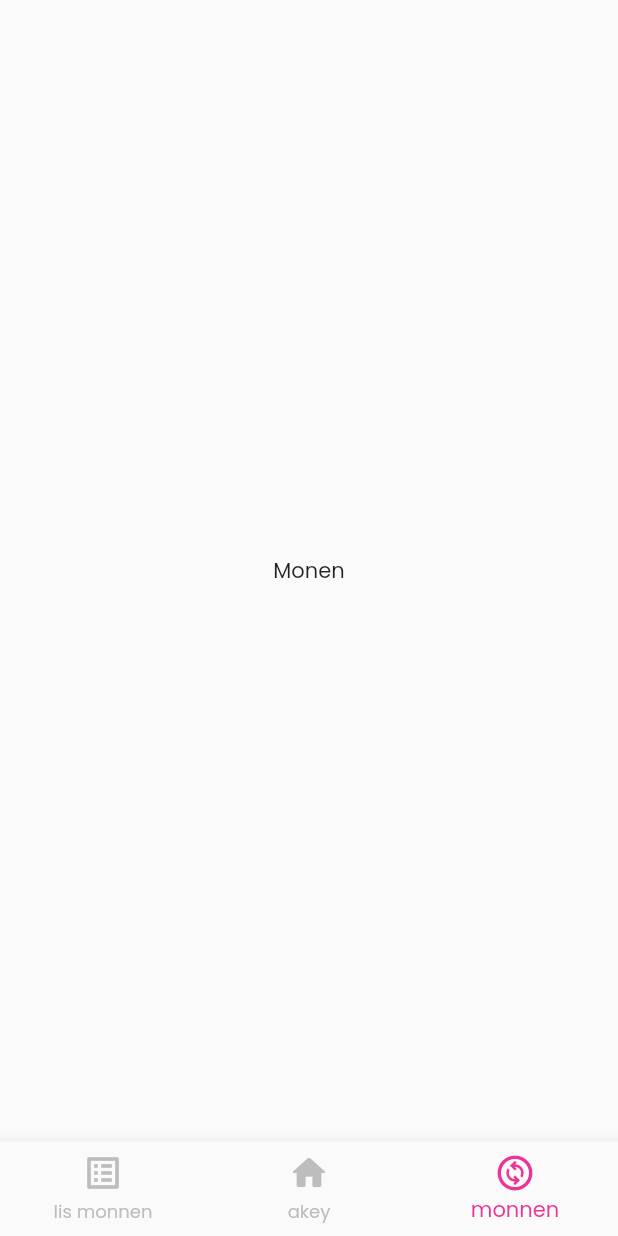
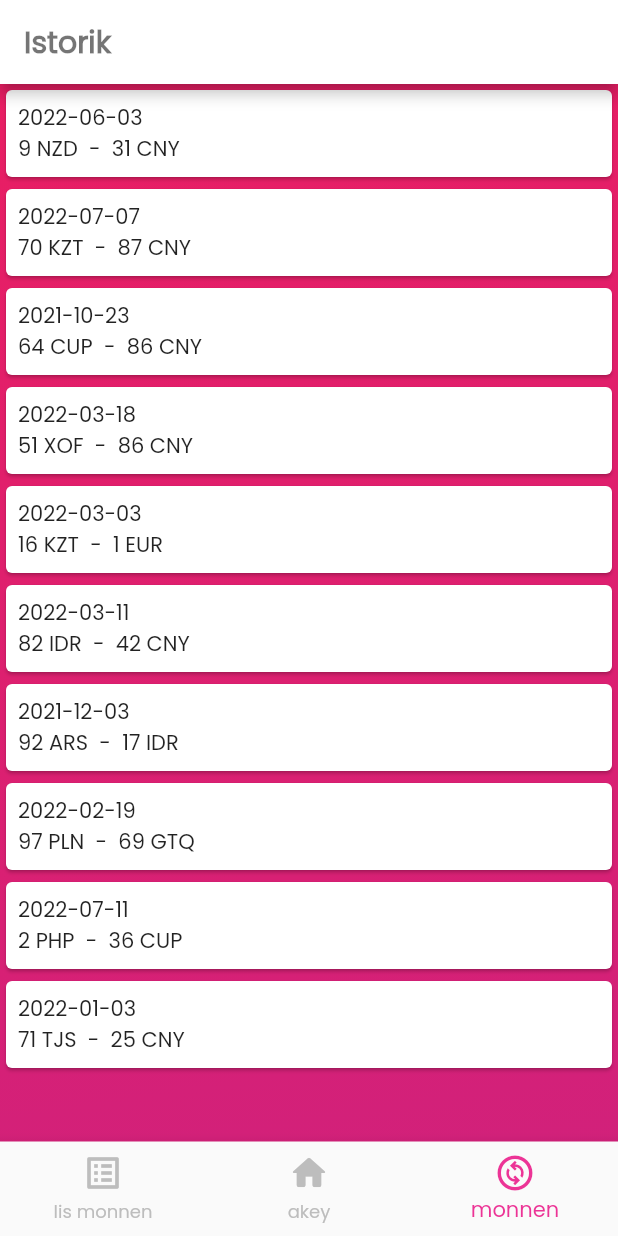
Before and after one commit to hankakee/chanjelajan, a Flutter app: the screen it shows after launch, item 3 of the bottom bar chosen, on a phone screen of 412 x 824 dp. Run offline on Flutter 3.47's test engine with Material 2 defaults, Android fonts, the phone set to English and light mode, and no system bars; our stand-ins replace flutter_secure_storage, sqflite; accounts and stored records are empty; network calls fail.

Commit message:
add serialisation

```diff
--- a/lib/main.dart
+++ b/lib/main.dart
@@ -1,4 +1,5 @@
 import 'package:chanjelajan/models/currencies.dart';
+import 'package:chanjelajan/screens/istorik.dart';
 import 'package:chanjelajan/screens/lismonen.dart';
 import 'package:chanjelajan/service/api.dart';
 import 'package:chanjelajan/service/server_config.dart';
@@ -7,9 +8,13 @@ import 'package:flutter/material.dart';
 import 'utils/alerts.dart';
 import 'dart:convert';
 import 'package:intl/intl.dart';
+import 'package:flutter/services.dart';
 
 void main() {
   WidgetsFlutterBinding.ensureInitialized();
+  SystemChrome.setEnabledSystemUIMode(SystemUiMode.manual, overlays: [
+    SystemUiOverlay.bottom,
+  ]);
   runApp(const MainChange());
 }
 
@@ -51,6 +56,7 @@ class _MyHomePageState extends State<MyHomePage> {
   String dropdownOrigin = "";
   bool loadedCurrencies = false;
   final numberFormat = NumberFormat.currency(locale: 'en_US', symbol: '');
+  bool isConverting = false;
   @override
   void initState() {
     getCurrencies();
@@ -133,36 +139,51 @@ class _MyHomePageState extends State<MyHomePage> {
   }
 
   void _konveti(context) async {
+    setState(() {
+      isConverting = true;
+    });
     try {
       if (originTyped.text == "") {
         Alerts.toast(context, "Danje",
             "Ou sipoze antre on kantite pou konvesyon an fèt!!");
+        setState(() {
+          isConverting = false;
+        });
       } else {
         double parsedPriceOrigin = double.parse(originTyped.text);
 
         if (parsedPriceOrigin <= 0) {
           Alerts.toast(context, "Erè", "Dezole,pa gen konvesyon zero");
+          setState(() {
+            isConverting = false;
+          });
           return;
         }
         if (parsedPriceOrigin > 999999999) {
           Alerts.toast(context, "Danje",
               "Aplikasyon an poko ka konvèti tou kob sa,tan'n on lot vèsyon...");
+          setState(() {
+            isConverting = false;
+          });
           return;
         }
         print(parsedPriceOrigin);
         if (dropdownOrigin == "" || dropdownDestination == "") {
           Alerts.toast(context, "Erè",
               "Domaj ou sipoze chwazi monen pou'w konveti'l...Cheke entenèt ou oubyen rale ekran an desan' pou'w rafrechi...");
+          setState(() {
+            isConverting = false;
+          });
           return;
         } else if (dropdownOrigin == dropdownDestination) {
           Alerts.toast(context, "", "Ou rechwazi anko wi frem");
           setState(() {
+            isConverting = false;
             destinationFound = parsedPriceOrigin;
           });
           return;
         } else {
           //TODO call convert endpoint
-          // https://api.apilayer.com/exchangerates_data/convert?to={to}&from={from}&amount={amount}
           // destinationFound
           // dropdownOrigin
           var resultConvert = await APIService.get(ServerConfig.apiUrl +
@@ -172,18 +193,24 @@ class _MyHomePageState extends State<MyHomePage> {
               dropdownOrigin +
               "&amount=" +
               parsedPriceOrigin.toString());
+
           print("from:  " + dropdownOrigin + " to: " + dropdownDestination);
           print(json.decode(resultConvert));
           var finalConvert = json.decode(resultConvert);
           setState(() {
+            isConverting = false;
             destinationFound = finalConvert['result'];
             print(finalConvert['result']);
           });
         }
       }
     } catch (e) {
+      setState(() {
+        isConverting = false;
+      });
       // print(e);
-      Alerts.toast(context, "Erè", "Domaj saw antre a pa bon");
+      Alerts.toast(context, "Erè",
+          "Domaj cheke entenet ou!! \nSi'w asire'w entenet ou bon ,eseye apre on ti tan anko...");
       print("error catched calling api konveti " + e.toString());
     }
 
@@ -193,6 +220,7 @@ class _MyHomePageState extends State<MyHomePage> {
   @override
   Widget build(BuildContext context) {
     double heightscreen = MediaQuery.of(context).size.height;
+    double widthscreen = MediaQuery.of(context).size.width;
     List<int> firstrow = [7, 8, 9];
     List<int> secondrow = [4, 5, 6];
     List<int> thirdrow = [1, 2, 3];
@@ -207,16 +235,25 @@ class _MyHomePageState extends State<MyHomePage> {
                         color: primarycolor,
                       ),
                     )
-                  : Container(
-                      padding: const EdgeInsets.only(top: 60.0),
+                  : SingleChildScrollView(
+                      child: Container(
+                        height: heightscreen,
+                        color: Colors.white,
+                        padding: const EdgeInsets.only(top: 20.0),
                         child: Container(
                           padding: const EdgeInsets.symmetric(horizontal: 20.0),
-                        // height: heightscreen,
                           width: double.infinity,
                           child: Column(
                             children: [
-                            const SizedBox(),
-                            const Spacer(),
+                              Container(
+                                // color: Colors.amberAccent,
+                                padding: const EdgeInsets.only(top: 10.0),
+                                child: SizedBox(
+                                    height: heightscreen / 3,
+                                    child:
+                                        Image.asset("assets/creditassets.gif")),
+                              ),
+                              // const Spacer(),
                               Container(
                                 child: Row(
                                   children: <Widget>[
@@ -270,7 +307,8 @@ class _MyHomePageState extends State<MyHomePage> {
                                           ),
                                           // elevation: 50,
                                           style: TextStyle(
-                                            color: primarycolor, fontSize: 24),
+                                              color: primarycolor,
+                                              fontSize: 24),
                                           items: tabCurrencies
                                               .map<DropdownMenuItem<String>>(
                                                   (String value) {
@@ -295,7 +333,7 @@ class _MyHomePageState extends State<MyHomePage> {
                               Container(
                                 // padding: const EdgeInsets.symmetric(horizontal: 30.0),
                                 padding: const EdgeInsets.only(
-                                  top: 20.0, bottom: 30.0),
+                                    top: 10.0, bottom: 20.0),
                                 child: Row(
                                   children: [
                                     Flexible(
@@ -305,7 +343,8 @@ class _MyHomePageState extends State<MyHomePage> {
                                         controller: originTyped,
                                         decoration: InputDecoration(
                                           border: const UnderlineInputBorder(),
-                                        labelText: 'Kantite ' + dropdownOrigin,
+                                          labelText:
+                                              'Kantite ' + dropdownOrigin,
                                         ),
                                       ),
                                     ),
@@ -330,16 +369,16 @@ class _MyHomePageState extends State<MyHomePage> {
                                   child: Column(children: [
                                     Container(
                                       child: Row(
-                                        children: List.generate(firstrow.length,
-                                            (index) {
+                                          children: List.generate(
+                                              firstrow.length, (index) {
                                         return Expanded(
                                             child: Container(
                                           height: 50,
                                           child: ElevatedButton(
                                             child: Text(
                                               firstrow[index].toString(),
-                                            style:
-                                                const TextStyle(fontSize: 28.0),
+                                              style: const TextStyle(
+                                                  fontSize: 28.0),
                                             ),
                                             onPressed: () {
                                               setValueOrigin(firstrow[index]);
@@ -365,12 +404,13 @@ class _MyHomePageState extends State<MyHomePage> {
                                               secondrow.length, (index) {
                                         return Expanded(
                                             child: Container(
-                                        height: 50,
+                                          height: 53,
                                           child: ElevatedButton(
                                             child: Text(
                                               secondrow[index].toString(),
-                                            style:
-                                                const TextStyle(fontSize: 28.0),
+                                              style: const TextStyle(
+                                                  fontSize: 28.0,
+                                                  fontWeight: FontWeight.bold),
                                             ),
                                             onPressed: () {
                                               setValueOrigin(secondrow[index]);
@@ -392,16 +432,17 @@ class _MyHomePageState extends State<MyHomePage> {
                                     ),
                                     Container(
                                       child: Row(
-                                        children: List.generate(thirdrow.length,
-                                            (index) {
+                                          children: List.generate(
+                                              thirdrow.length, (index) {
                                         return Expanded(
                                             child: Container(
-                                        height: 50,
+                                          height: 53,
                                           child: ElevatedButton(
                                             child: Text(
                                               thirdrow[index].toString(),
-                                            style:
-                                                const TextStyle(fontSize: 28.0),
+                                              style: const TextStyle(
+                                                  fontSize: 28.0,
+                                                  fontWeight: FontWeight.bold),
                                             ),
                                             onPressed: () {
                                               setValueOrigin(thirdrow[index]);
@@ -423,16 +464,17 @@ class _MyHomePageState extends State<MyHomePage> {
                                     ),
                                     Container(
                                       child: Row(
-                                        children: List.generate(lastrow.length,
-                                            (index) {
+                                          children: List.generate(
+                                              lastrow.length, (index) {
                                         return Expanded(
                                             child: Container(
-                                        height: 50,
+                                          height: 53,
                                           child: ElevatedButton(
                                             child: Text(
                                               lastrow[index].toString(),
-                                            style:
-                                                const TextStyle(fontSize: 28.0),
+                                              style: const TextStyle(
+                                                  fontSize: 28.0,
+                                                  fontWeight: FontWeight.bold),
                                             ),
                                             onPressed: () {
                                               setValueOrigin(lastrow[index]);
@@ -455,11 +497,54 @@ class _MyHomePageState extends State<MyHomePage> {
                                   ])),
                               Container(
                                 margin: const EdgeInsets.only(
-                                  top: 20.0, bottom: 20.0),
+                                    top: 15.0, bottom: 20.0),
                                 width: double.infinity,
                                 child: SizedBox(
                                   height: 60.0,
-                                child: TextButton(
+                                  child: isConverting
+                                      ? TextButton(
+                                          onPressed: null,
+                                          child: Row(
+                                              mainAxisAlignment:
+                                                  MainAxisAlignment.center,
+                                              children: [
+                                                const Padding(
+                                                  padding: EdgeInsets.symmetric(
+                                                      horizontal: 10.0),
+                                                  child: Text(
+                                                    "On ti tan'n",
+                                                    style: TextStyle(
+                                                      color: Colors.blue,
+                                                      fontSize: 18,
+                                                      fontWeight:
+                                                          FontWeight.bold,
+                                                    ),
+                                                  ),
+                                                ),
+                                                SizedBox(
+                                                  height: 50,
+                                                  width: 50,
+                                                  child: Image.asset(
+                                                      "assets/loading.gif"),
+                                                ),
+                                              ]),
+                                          style: ButtonStyle(
+                                              padding:
+                                                  MaterialStateProperty.all<EdgeInsets>(
+                                                      const EdgeInsets.all(0)),
+                                              backgroundColor:
+                                                  MaterialStateProperty.all<Color>(
+                                                      Colors.white),
+                                              foregroundColor:
+                                                  MaterialStateProperty.all<Color>(
+                                                      Colors.blue),
+                                              shape: MaterialStateProperty.all<
+                                                      RoundedRectangleBorder>(
+                                                  RoundedRectangleBorder(
+                                                      borderRadius: BorderRadius.circular(7.0),
+                                                      side: BorderSide(color: Colors.blue)))),
+                                        )
+                                      : TextButton(
                                           child: const Text(
                                             "Konveti",
                                             style: TextStyle(
@@ -468,21 +553,22 @@ class _MyHomePageState extends State<MyHomePage> {
                                             ),
                                           ),
                                           style: ButtonStyle(
-                                        padding:
-                                            MaterialStateProperty.all<EdgeInsets>(
+                                              padding: MaterialStateProperty.all<EdgeInsets>(
                                                   const EdgeInsets.all(0)),
                                               backgroundColor:
                                                   MaterialStateProperty.all<Color>(
-                                                primarycolor),
+                                                      Colors.blue),
                                               foregroundColor:
                                                   MaterialStateProperty.all<Color>(
-                                                const Color.fromRGBO(
-                                                    255, 255, 255, 1)),
+                                                      const Color.fromARGB(
+                                                          255, 255, 255, 255)),
                                               shape: MaterialStateProperty.all<RoundedRectangleBorder>(
                                                   RoundedRectangleBorder(
                                                       borderRadius: BorderRadius.circular(7.0),
-                                                side: const BorderSide(color: Color.fromARGB(255, 173, 173, 173))))),
-                                    onPressed: () {
+                                                      side: const BorderSide(color: Color.fromARGB(255, 255, 255, 255))))),
+                                          onPressed: isConverting
+                                              ? null
+                                              : () {
                                                   _konveti(context);
                                                 }),
                                 ),
@@ -490,8 +576,9 @@ class _MyHomePageState extends State<MyHomePage> {
                             ],
                           ),
                         ),
+                      ),
                     )
-              : (selectedIndex == 0 ? const LisMonen() : const Text("Monen"))),
+              : (selectedIndex == 0 ? const LisMonen() : const Istorikmonen())),
       bottomNavigationBar: BottomNavigationBar(
           // backgroundColor: const Color(0XFFEC3496),
           // type: BottomNavigationBarType.shifting,
--- /dev/null
+++ b/lib/models/istorik.dart
@@ -0,0 +1,45 @@
+import 'dart:convert';
+
+class Istorik {
+  int id;
+  DateTime datecomplete;
+  double fromqty;
+  double toqty;
+  String fromcurrency;
+  String tocurrency;
+
+  Istorik({
+    required this.id,
+    required this.datecomplete,
+    required this.fromqty,
+    required this.toqty,
+    required this.fromcurrency,
+    required this.tocurrency,
+  });
+
+  factory Istorik.fromMap(Map<String, dynamic> json) => Istorik(
+        id: json["id"].toInt() ?? 0,
+        datecomplete: DateTime.parse(json["datecomplete"]),
+        fromqty: json["fromqty"].toDouble() ?? 0,
+        toqty: json["toqty"].toDouble() ?? 0,
+        fromcurrency: json["fromcurrency"] ?? '',
+        tocurrency: json["tocurrency"] ?? '',
+      );
+
+  factory Istorik.fromJson(String source) =>
+      Istorik.fromMap(json.decode(source));
+
+  Map<String, dynamic> toMap() {
+    return {
+      "id": id,
+      "datecomplete":
+          "${datecomplete.year.toString().padLeft(4, '0')}-${datecomplete.month.toString().padLeft(2, '0')}-${datecomplete.day.toString().padLeft(2, '0')}",
+      "fromqty": fromqty,
+      "toqty": toqty,
+      "fromcurrency": fromcurrency,
+      "tocurrency": tocurrency
+    };
+  }
+
+  String toJson() => json.encode(toMap());
+}
--- /dev/null
+++ b/lib/screens/istorik.dart
@@ -0,0 +1,159 @@
+import 'package:flutter/material.dart';
+
+class Istorikmonen extends StatefulWidget {
+  const Istorikmonen({Key? key}) : super(key: key);
+
+  @override
+  State<Istorikmonen> createState() => _IstorikmonenState();
+}
+
+class _IstorikmonenState extends State<Istorikmonen> {
+  // var infoistorik = {
+  //   "id": 1,
+  //   "datecomplete": "2022-08-26",
+  //   "fromqty": 1,
+  //   "toqty": 1,
+  //   "fromcurrency": 1,
+  //   "tocurrency": 1
+  // };
+
+  List<Map<String, dynamic>> historyData = [
+    {
+      "id": 1,
+      "datecomplete": "2022-06-03",
+      "fromqty": 9,
+      "toqty": 31,
+      "fromcurrency": "NZD",
+      "tocurrency": "CNY"
+    },
+    {
+      "id": 2,
+      "datecomplete": "2022-07-07",
+      "fromqty": 70,
+      "toqty": 87,
+      "fromcurrency": "KZT",
+      "tocurrency": "CNY"
+    },
+    {
+      "id": 3,
+      "datecomplete": "2021-10-23",
+      "fromqty": 64,
+      "toqty": 86,
+      "fromcurrency": "CUP",
+      "tocurrency": "CNY"
+    },
+    {
+      "id": 4,
+      "datecomplete": "2022-03-18",
+      "fromqty": 51,
+      "toqty": 86,
+      "fromcurrency": "XOF",
+      "tocurrency": "CNY"
+    },
+    {
+      "id": 5,
+      "datecomplete": "2022-03-03",
+      "fromqty": 16,
+      "toqty": 1,
+      "fromcurrency": "KZT",
+      "tocurrency": "EUR"
+    },
+    {
+      "id": 6,
+      "datecomplete": "2022-03-11",
+      "fromqty": 82,
+      "toqty": 42,
+      "fromcurrency": "IDR",
+      "tocurrency": "CNY"
+    },
+    {
+      "id": 7,
+      "datecomplete": "2021-12-03",
+      "fromqty": 92,
+      "toqty": 17,
+      "fromcurrency": "ARS",
+      "tocurrency": "IDR"
+    },
+    {
+      "id": 8,
+      "datecomplete": "2022-02-19",
+      "fromqty": 97,
+      "toqty": 69,
+      "fromcurrency": "PLN",
+      "tocurrency": "GTQ"
+    },
+    {
+      "id": 9,
+      "datecomplete": "2022-07-11",
+      "fromqty": 2,
+      "toqty": 36,
+      "fromcurrency": "PHP",
+      "tocurrency": "CUP"
+    },
+    {
+      "id": 10,
+      "datecomplete": "2022-01-03",
+      "fromqty": 71,
+      "toqty": 25,
+      "fromcurrency": "TJS",
+      "tocurrency": "CNY"
+    }
+  ];
+
+  // {success: true, query: {from: USD, to: HTG, amount: 10}, info: {timestamp: 1661537045, rate: 126.598354}, date: 2022-08-26, result: 1265.98354}
+// 6 avril 2022
+// 2USD - 240 HTG
+  Widget cardCurrencies(dataset) {
+    return Card(
+      child: Padding(
+        padding: const EdgeInsets.all(8.0),
+        child: Column(
+          children: [
+            Container(
+                width: double.infinity,
+                child: Text(dataset['datecomplete'].toString())),
+            Container(
+              width: double.infinity,
+              child: Text(dataset['fromqty'].toString() +
+                  " " +
+                  dataset['fromcurrency'] +
+                  "  -  " +
+                  dataset['toqty'].toString() +
+                  " " +
+                  dataset['tocurrency']),
+            ),
+          ],
+        ),
+      ),
+    );
+  }
+
+  @override
+  Widget build(BuildContext context) {
+    return Scaffold(
+      appBar: AppBar(
+        backgroundColor: Colors.white,
+        title: Text(
+          "Istorik",
+          style: TextStyle(color: Colors.black54, fontWeight: FontWeight.bold),
+        ),
+      ),
+      body: SingleChildScrollView(
+        child: Container(
+          width: double.infinity,
+          // margin: const EdgeInsets.only(top: 20.0),
+          // color: Colors.red,
+          decoration: BoxDecoration(
+              gradient: LinearGradient(
+            colors: [Color(0xffe91e63), Color(0xff9c27b0)],
+            begin: Alignment.topLeft,
+            end: Alignment.bottomRight,
+          )),
+          height: MediaQuery.of(context).size.height * 3,
+          child: Column(
+              children: historyData.map((el) => cardCurrencies(el)).toList()),
+        ),
+      ),
+    );
+  }
+}
--- a/pubspec.yaml
+++ b/pubspec.yaml
@@ -61,11 +61,14 @@ flutter:
             fonts:
               - asset: fonts/Poppins.ttf
                 style: italic
+
   # The following line ensures that the Material Icons font is
   # included with your application, so that you can use the icons in
   # the material Icons class.
   uses-material-design: true
-
+  assets:
+   - assets/creditassets.gif
+   - assets/loading.gif
   # To add assets to your application, add an assets section, like this:
   # assets:
   #   - images/a_dot_burr.jpeg
```
Also changed, not shown: assets/creditassets.gif (added), assets/loading.gif (added), lib/screens/convertslist.dart (deleted). Lines whose indentation alone changed are shown as unchanged.
